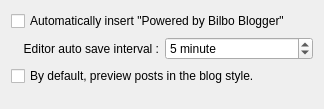
Above: bilbo/editorsettingsbase.ui from mtux/bilbo before the change. Below: the same form after it.
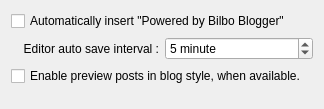
That is the form after the change. Custom widgets are drawn as their Qt base class.

Commit message: Some improvements: * Change on Menu Items. * Fix on UI text. * Bilbo and BilboKblog version increased. * Improvement on Editor tab change. * Removed some unused Header files

Patch:
```diff
--- a/bilbo/editorsettingsbase.ui
+++ b/bilbo/editorsettingsbase.ui
@@ -62,7 +62,7 @@
    <item row="2" column="0" colspan="2" >
     <widget class="QCheckBox" name="kcfg_previewInBlogStyle" >
      <property name="text" >
-      <string>By default, preview posts in the blog style.</string>
+      <string>Enable preview posts in blog style, when available.</string>
      </property>
     </widget>
    </item>
```
The commit also changes 5 other files.
